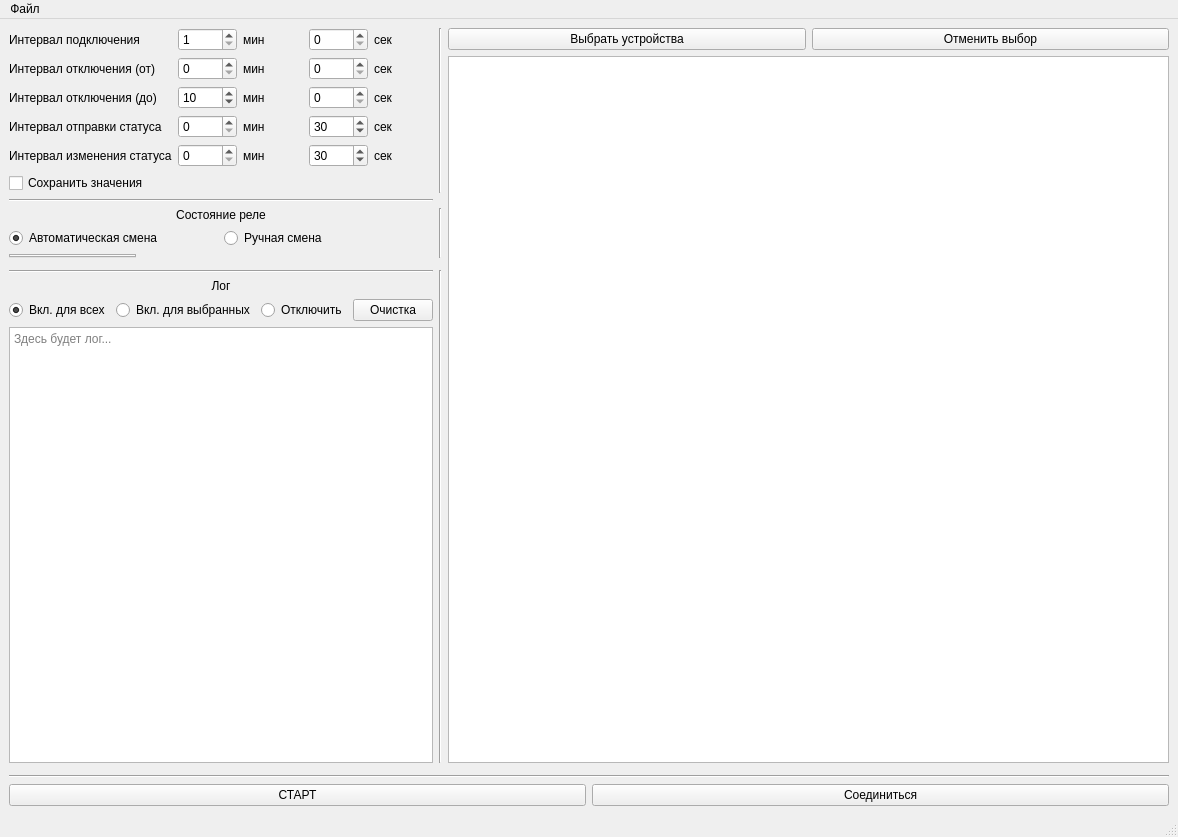
layxproud/QulonServerTest, file mainwindow.ui: the form before one commit.
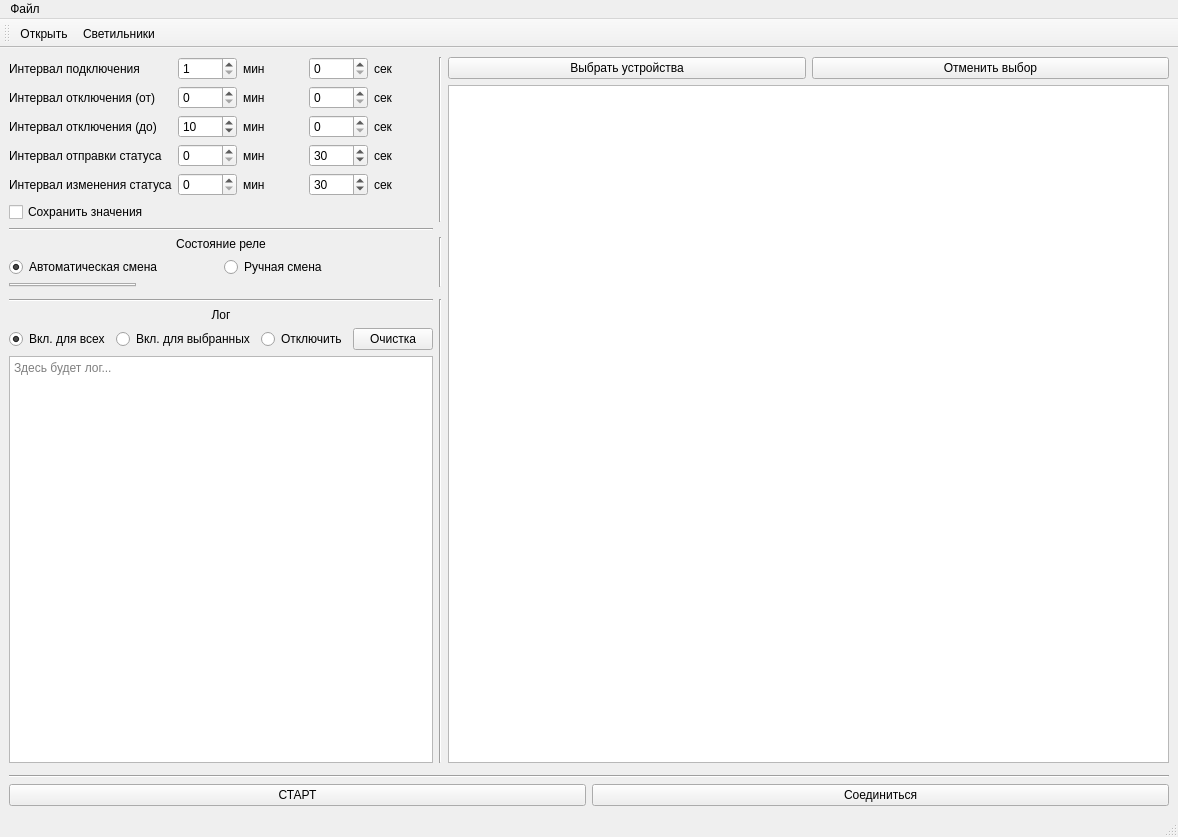
The form after the commit. Icons and pictures are not drawn.

Commit message: Started working on window for lamp devices

The edit to the form file:
```diff
--- a/mainwindow.ui
+++ b/mainwindow.ui
@@ -696,6 +696,19 @@
    <addaction name="menu"/>
   </widget>
   <widget class="QStatusBar" name="statusBar"/>
+  <widget class="QToolBar" name="toolBar">
+   <property name="windowTitle">
+    <string>toolBar</string>
+   </property>
+   <attribute name="toolBarArea">
+    <enum>TopToolBarArea</enum>
+   </attribute>
+   <attribute name="toolBarBreak">
+    <bool>false</bool>
+   </attribute>
+   <addaction name="openIniFileAction"/>
+   <addaction name="listOfLampsAction"/>
+  </widget>
   <action name="openIniFileAction">
    <property name="text">
     <string>Открыть</string>
```
Left out of the diff: 8 changed lines with no effect on the pictures. The commit also changes 14 other files.
